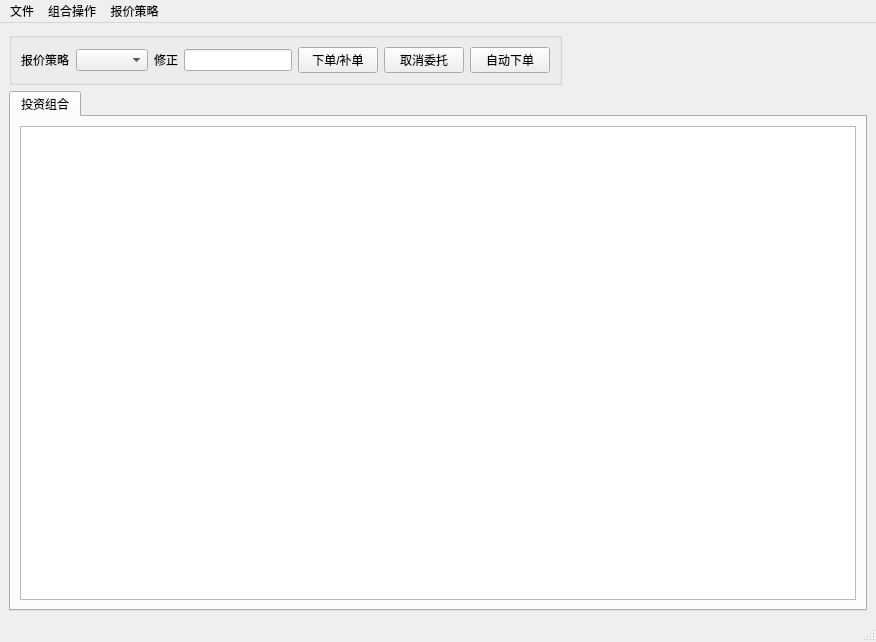
Above: easytrader/tradeui.ui from unit-xx/xfiles before the change. Below: the same form after it.
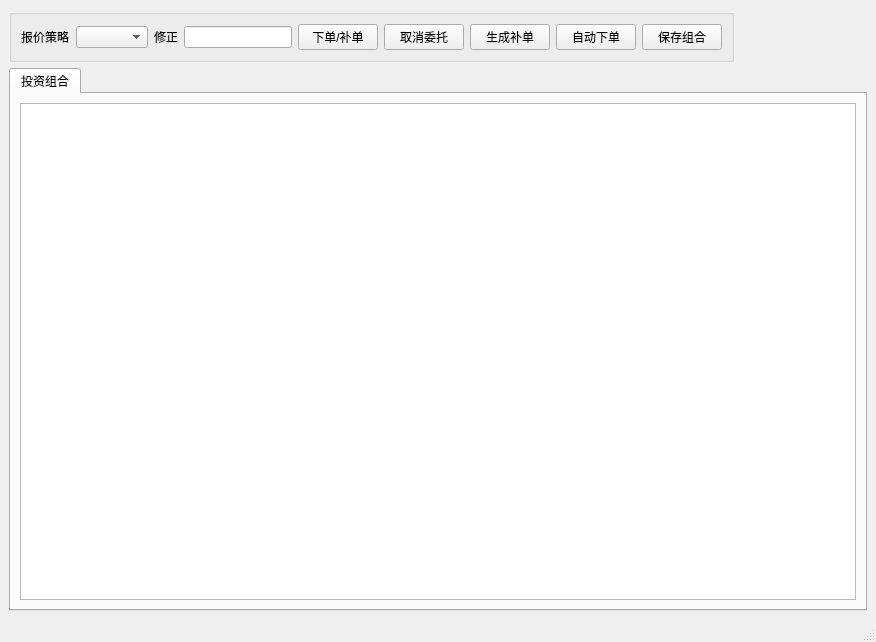
That is the form after the change.

The edit to the form file:
```diff
--- a/easytrader/tradeui.ui
+++ b/easytrader/tradeui.ui
@@ -74,13 +74,27 @@
          </property>
         </widget>
        </item>
-       <item row="0" column="6">
+       <item row="0" column="7">
         <widget class="QPushButton" name="autosubmit">
          <property name="text">
           <string>自动下单</string>
          </property>
         </widget>
        </item>
+       <item row="0" column="6">
+        <widget class="QPushButton" name="genbackuporder">
+         <property name="text">
+          <string>生成补单</string>
+         </property>
+        </widget>
+       </item>
+       <item row="0" column="8">
+        <widget class="QPushButton" name="saveorder">
+         <property name="text">
+          <string>保存组合</string>
+         </property>
+        </widget>
+       </item>
       </layout>
      </widget>
     </item>
@@ -104,6 +118,9 @@
    </layout>
   </widget>
   <widget class="QMenuBar" name="menubar">
+   <property name="enabled">
+    <bool>true</bool>
+   </property>
    <property name="geometry">
     <rect>
      <x>0</x>
@@ -112,41 +129,9 @@
      <height>19</height>
     </rect>
    </property>
-   <widget class="QMenu" name="menuImport">
-    <property name="title">
-     <string>文件</string>
-    </property>
-    <addaction name="import_portfolio"/>
-    <addaction name="save_order"/>
-   </widget>
-   <widget class="QMenu" name="menu">
-    <property name="title">
-     <string>组合操作</string>
-    </property>
-    <addaction name="buybatch"/>
-    <addaction name="cancel_order"/>
-    <addaction name="gen_backuporder"/>
-   </widget>
-   <widget class="QMenu" name="menu_2">
-    <property name="title">
-     <string>报价策略</string>
-    </property>
-    <addaction name="pricelatest"/>
-    <addaction name="prices1"/>
-    <addaction name="prices2"/>
-    <addaction name="prices3"/>
-    <addaction name="prices4"/>
-    <addaction name="prices5"/>
-    <addaction name="priceb1"/>
-    <addaction name="priceb2"/>
-    <addaction name="priceb3"/>
-    <addaction name="priceb4"/>
-    <addaction name="priceb5"/>
-    <addaction name="action_13"/>
-   </widget>
-   <addaction name="menuImport"/>
-   <addaction name="menu"/>
-   <addaction name="menu_2"/>
+   <property name="nativeMenuBar">
+    <bool>true</bool>
+   </property>
   </widget>
   <widget class="QStatusBar" name="statusbar"/>
   <action name="import_portfolio">
```
Left out of the diff: 15 changed lines with no effect on the pictures.
